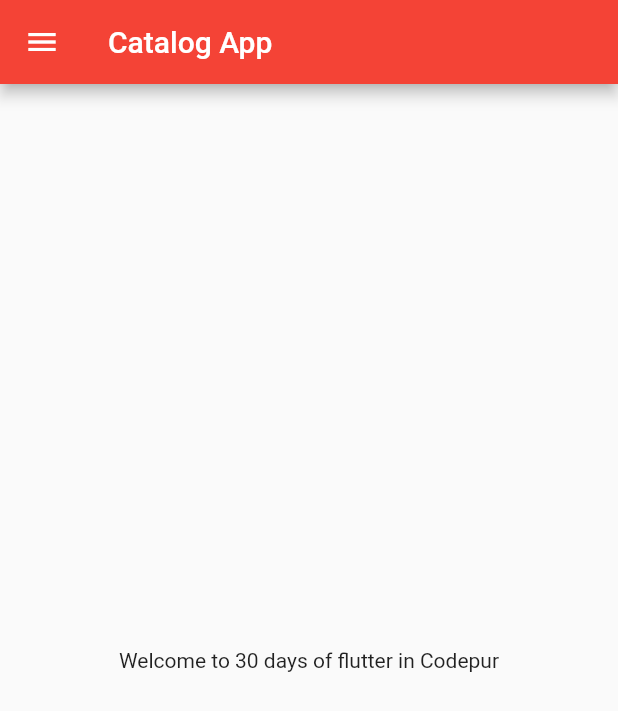
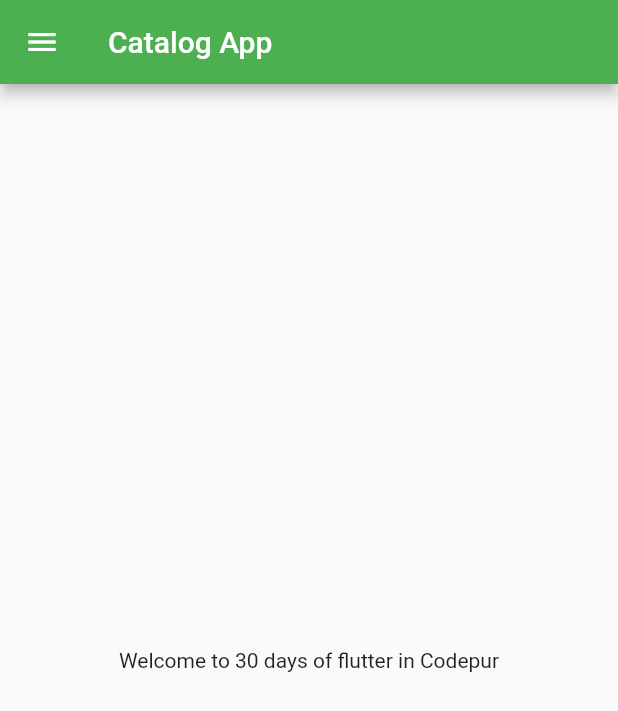
Before and after one commit to Rohit7101/FlutterPractice, a Flutter app: the screen it shows after launch, on a phone screen of 412 x 824 dp. Shown: the top 711 px of the screen. Run offline on Flutter 3.47's test engine with Material 2 defaults, Android fonts, the phone set to English and light mode, and no system bars.

Commit message:
day 3 work completed.

```diff
--- a/lib/main.dart
+++ b/lib/main.dart
@@ -1,6 +1,7 @@
 
 import 'package:flutter/material.dart';
-import 'package:flutter_catalog/home_page.dart';
+import 'package:flutter_catalog/pages/home_page.dart';
+import 'package:flutter_catalog/pages/login_page.dart';
 
 
     void main(){
@@ -14,7 +15,18 @@ import 'package:flutter_catalog/home_page.dart';
       Widget build(BuildContext context) {
 
         return MaterialApp(
-          home:HomePage()
+              themeMode: ThemeMode.light,
+              theme: ThemeData(
+                primarySwatch:Colors.green
+              ),
+              darkTheme: ThemeData(
+                brightness: Brightness.dark
+              ),
+            //  initialRoute: "/home",
+              routes: {
+                "/":(context)=> HomePage(),
+                "/login":(context)=> LoginPage()
+              },
         );
       }
     }
--- a/lib/home_page.dart
+++ b/lib/pages/home_page.dart
@@ -6,12 +6,9 @@ class HomePage extends StatelessWidget {
   @override
   Widget build(BuildContext context) {
 
-
     return Scaffold(
       appBar: AppBar(
-        title: Text("Catalog App"),
-        backgroundColor: Colors.red,
-      ),
+        title: Text("Catalog App")),
       body:Center(
         child:Container(
         child: Text("Welcome to $days days of flutter in $name"),
```
Also changed, not shown: lib/pages/login_page.dart (added, +21 -0 lines).
